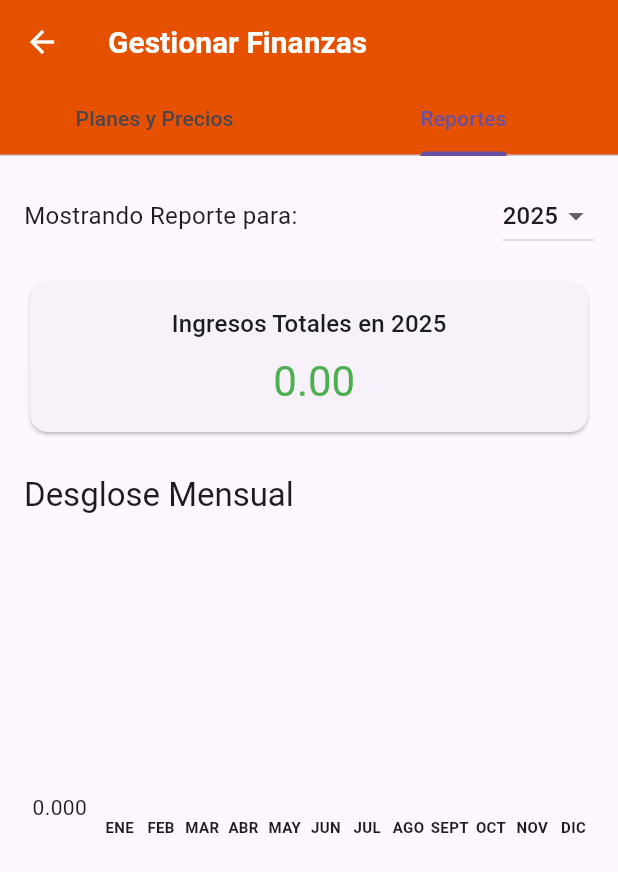
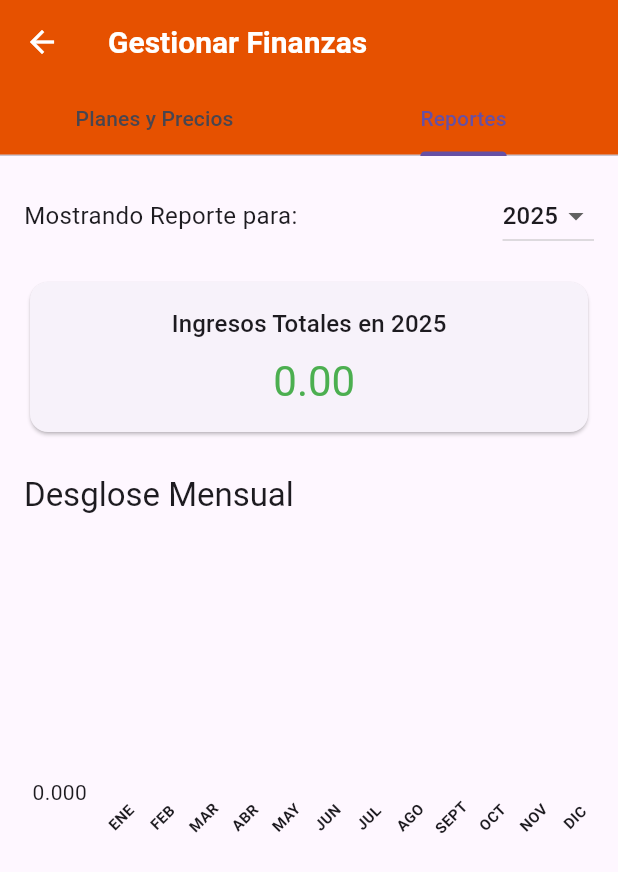
Before and after one commit to spcolonna/WarriorPath, a Flutter app: the FinanceManagementScreen screen opened directly with empty values, tab 2 chosen, on a phone screen of 412 x 824 dp. Shown: the top 872 px of the screen. Run offline on Flutter 3.47's test engine with Material 3 defaults, Android fonts, the phone set to English and light mode, and no system bars; drawn by our look-alikes of fl_chart; our stand-ins replace cloud_firestore, confetti, firebase_auth, firebase_core, firebase_messaging, firebase_remote_config and 3 more; accounts and stored records are empty.

Commit message:
modify graph report

```diff
--- a/lib/screens/teacher/management/finance_management_screen.dart
+++ b/lib/screens/teacher/management/finance_management_screen.dart
@@ -1,3 +1,5 @@
+import 'dart:math';
+
 import 'package:cloud_firestore/cloud_firestore.dart';
 import 'package:fl_chart/fl_chart.dart';
 import 'package:flutter/material.dart';
@@ -350,19 +352,17 @@ class _FinanceManagementScreenState extends State<FinanceManagementScreen> with
   Widget _buildBarChart(Map<int, double> monthlyTotals, String currency, BuildContext context) {
     final now = DateTime.now();
     final List<BarChartGroupData> barGroups = [];
-    final monthFormatter = DateFormat('MMM', 'es_ES'); // Formato de 3 letras (Ene, Feb, etc)
+    final monthFormatter = DateFormat('MMM', 'es_ES');
 
-    // El año seleccionado para el reporte
     final year = _selectedYear ?? now.year;
 
-    // Generamos barras para los 12 meses del año seleccionado
     for (int i = 1; i <= 12; i++) {
       final monthKey = i;
       final total = monthlyTotals[monthKey] ?? 0.0;
 
       barGroups.add(
           BarChartGroupData(
-            x: i, // Usamos el número del mes (1-12)
+            x: i,
             barRods: [
               BarChartRodData(
                   toY: total,
@@ -383,22 +383,26 @@ class _FinanceManagementScreenState extends State<FinanceManagementScreen> with
           bottomTitles: AxisTitles(
             sideTitles: SideTitles(
               showTitles: true,
-              reservedSize: 22, // Damos un poco de espacio
-              getTitlesWidget: (value, meta) {
+              reservedSize: 32,
+
+              getTitlesWidget: (value, _) {
                 final month = DateTime(0, value.toInt());
-                // --- CAMBIO PRINCIPAL AQUÍ ---
-                return Padding(
-                  padding: const EdgeInsets.only(top: 6.0),
-                  child: Text(
-                    monthFormatter.format(month).toUpperCase(),
-                    // Reducimos el tamaño de la fuente para que no se superponga
-                    style: const TextStyle(
-                      fontSize: 10,
-                      fontWeight: FontWeight.bold,
+
+                return Transform.rotate(
+                  angle: -pi / 4, // Rotación de -45 grados
+                  child: Padding(
+                    padding: const EdgeInsets.only(top: 10.0),
+                    child: Text(
+                      monthFormatter.format(month).toUpperCase(),
+                      style: const TextStyle(
+                        fontSize: 10,
+                        fontWeight: FontWeight.bold,
+                      ),
                     ),
                   ),
                 );
               },
+
             ),
           ),
           leftTitles: AxisTitles(sideTitles: SideTitles(showTitles: true, reservedSize: 50)),
```
